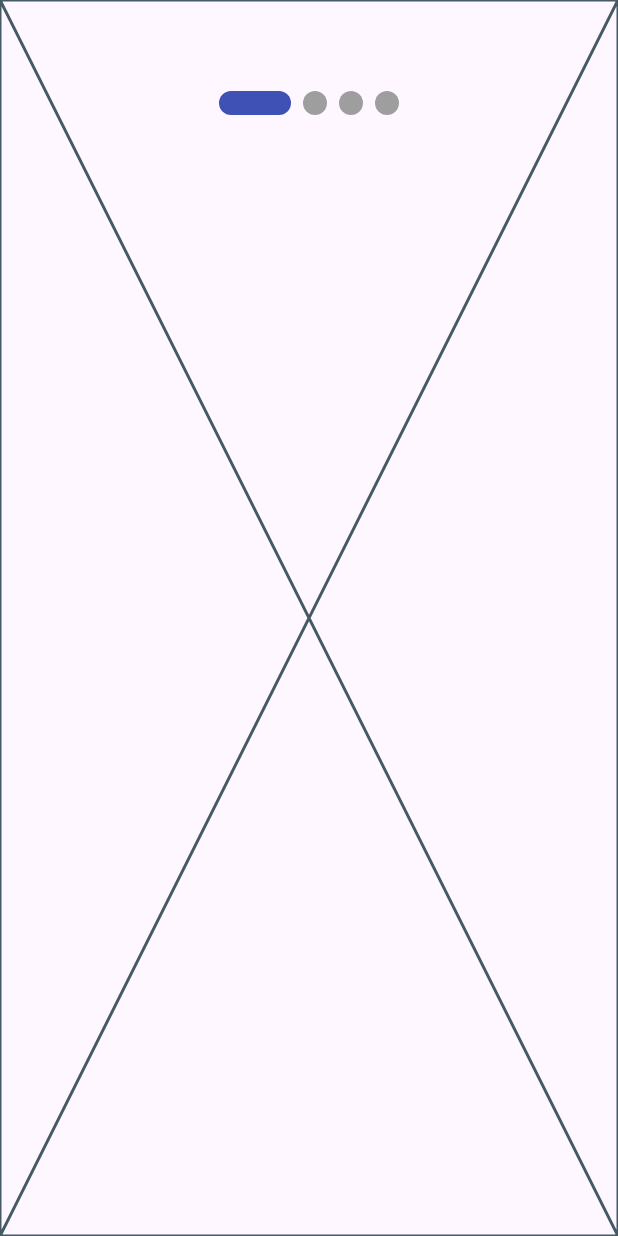
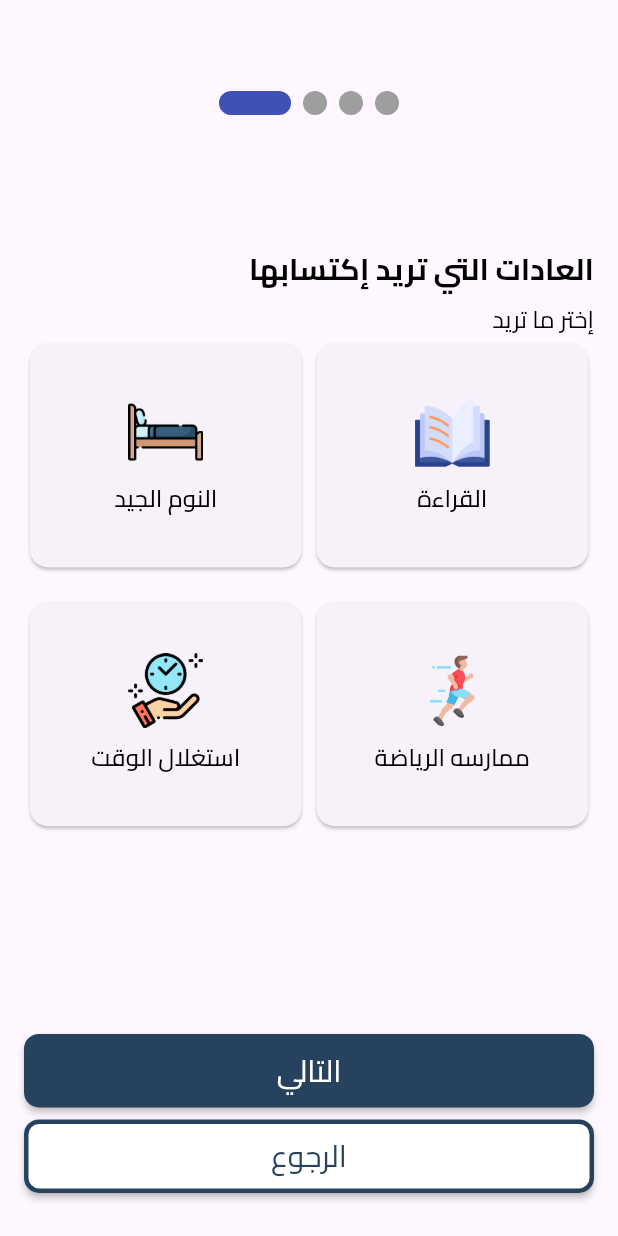
Before and after one commit to Waheed-Ashraf/Flutter-Registration-OnBoarding-UI, a Flutter app: the OnBoardingView screen opened directly, on a phone screen of 412 x 824 dp. Run offline on Flutter 3.47's test engine with Material 3 defaults, Android fonts, the phone set to English and light mode, and no system bars; drawn by our look-alikes of smooth_page_indicator; our stand-ins replace font_awesome_flutter, lottie.

Commit message:
onboarding page one

```diff
--- a/lib/Views/OnBoarding/onboarding_view.dart
+++ b/lib/Views/OnBoarding/onboarding_view.dart
@@ -1,5 +1,6 @@
 import 'package:flutter/material.dart';
 import 'package:smooth_page_indicator/smooth_page_indicator.dart';
+import 'package:worktest1/Core/widgets/custom_button.dart';
 import 'package:worktest1/Views/OnBoarding/widgets/onboarding_page_three.dart';
 import 'package:worktest1/Views/OnBoarding/widgets/onboarding_page_tow.dart';
 import 'package:worktest1/Views/OnBoarding/widgets/onboarding_pageone.dart';
@@ -32,6 +33,38 @@ class _OnBoardingViewState extends State<OnBoardingView> {
               effect: const ExpandingDotsEffect(), // your preferred effect
             ),
           ),
+        ),
+        Container(
+          alignment: const Alignment(0, .92),
+          child: Padding(
+            padding: const EdgeInsets.symmetric(horizontal: 16),
+            child: Column(
+              mainAxisSize: MainAxisSize.min,
+              children: [
+                CustomButton(
+                  text: "التالي",
+                  onPressed: () {
+                    controller.nextPage(
+                        duration: const Duration(microseconds: 800),
+                        curve: Curves.easeIn);
+                  },
+                ),
+                const SizedBox(
+                  height: 8,
+                ),
+                CustomButton(
+                  text: 'الرجوع',
+                  onPressed: () {
+                    controller.previousPage(
+                        duration: const Duration(microseconds: 800),
+                        curve: Curves.easeIn);
+                  },
+                  withBorder: true,
+                  color: Colors.white,
+                )
+              ],
+            ),
+          ),
         )
       ]),
     );
--- /dev/null
+++ b/lib/Views/OnBoarding/widgets/custom_onboarding_card.dart
@@ -0,0 +1,56 @@
+import 'package:flutter/material.dart';
+import 'package:worktest1/Core/utils/app_styles.dart';
+import 'package:worktest1/Core/utils/constent_colors.dart';
+
+class CustomOnBoardingCard extends StatefulWidget {
+  final String cardDescription;
+  final String cardImage;
+
+  const CustomOnBoardingCard(
+      {super.key, required this.cardDescription, required this.cardImage});
+
+  @override
+  State<CustomOnBoardingCard> createState() => _CustomOnBoardingCardState();
+}
+
+class _CustomOnBoardingCardState extends State<CustomOnBoardingCard> {
+  bool selected = true;
+
+  @override
+  Widget build(BuildContext context) {
+    return GestureDetector(
+      onTap: () {
+        setState(() {
+          selected = !selected;
+        });
+      },
+      child: Container(
+        // width: 150,
+        // height: 150,
+        decoration: BoxDecoration(
+          borderRadius: BorderRadius.circular(16),
+          color: selected ? Colors.transparent : primaryColor,
+        ),
+        child: Card(
+          child: Column(
+            mainAxisAlignment: MainAxisAlignment.center,
+            children: [
+              Image.asset(
+                widget.cardImage,
+                width: 50,
+                fit: BoxFit.contain,
+              ),
+              const SizedBox(
+                height: 8,
+              ),
+              Text(
+                widget.cardDescription,
+                style: AppStyles.styleMedium16,
+              )
+            ],
+          ),
+        ),
+      ),
+    );
+  }
+}
--- a/lib/Views/OnBoarding/widgets/onboarding_pageone.dart
+++ b/lib/Views/OnBoarding/widgets/onboarding_pageone.dart
@@ -1,10 +1,53 @@
+import 'package:flutter/cupertino.dart';
 import 'package:flutter/material.dart';
+import 'package:flutter/widgets.dart';
+import 'package:worktest1/Core/utils/app_styles.dart';
+import 'package:worktest1/Views/OnBoarding/widgets/custom_onboarding_card.dart';
+import 'package:worktest1/data/DataSource/datat_source.dart';
 
 class OnBoardingPageOne extends StatelessWidget {
   const OnBoardingPageOne({super.key});
 
   @override
   Widget build(BuildContext context) {
-    return const Placeholder();
+    return Padding(
+      padding: EdgeInsets.only(
+          left: 16, right: 16, top: MediaQuery.sizeOf(context).height * 0.2),
+      child: SingleChildScrollView(
+        child: Column(
+          crossAxisAlignment: CrossAxisAlignment.end,
+          children: [
+            Text(
+              "العادات التي تريد إكتسابها",
+              style: AppStyles.styleBold20,
+            ),
+            const SizedBox(
+              height: 8,
+            ),
+            Text(
+              "إختر ما تريد",
+              style: AppStyles.styleRegular16,
+            ),
+            SizedBox(
+              height: MediaQuery.of(context).size.height * .8,
+              child: GridView.builder(
+                  physics: const BouncingScrollPhysics(),
+                  gridDelegate: const SliverGridDelegateWithFixedCrossAxisCount(
+                    crossAxisCount: 2,
+                    crossAxisSpacing: 2,
+                    mainAxisSpacing: 15,
+                    childAspectRatio: 1.2,
+                  ),
+                  itemCount: gainHabitsCardsList.length,
+                  itemBuilder: (context, index) {
+                    return CustomOnBoardingCard(
+                        cardDescription: gainHabitsCardsList[index].description,
+                        cardImage: gainHabitsCardsList[index].image);
+                  }),
+            ),
+          ],
+        ),
+      ),
+    );
   }
 }
--- /dev/null
+++ b/lib/data/DataSource/datat_source.dart
@@ -0,0 +1,19 @@
+import 'package:worktest1/data/Models/onboardin_card_mode.dart';
+
+List<OnBoardingCardsModel> gainHabitsCardsList = [
+  OnBoardingCardsModel(
+      image: 'assets/images/bed.png', description: 'النوم الجيد'),
+  OnBoardingCardsModel(image: "assets/images/book.png", description: 'القراءة'),
+  OnBoardingCardsModel(
+      image: "assets/images/save-time.png", description: "استغلال الوقت"),
+  OnBoardingCardsModel(
+      image: "assets/images/training.png", description: 'ممارسه الرياضة'),
+];
+
+List<OnBoardingCardsModel> loseHabitsCardsList = [
+  OnBoardingCardsModel(
+      image: 'assets/images/sleep.png', description: 'النوم الزائد'),
+  OnBoardingCardsModel(
+      image: "assets/images/sedentary.png.png", description: 'تضيع الوقت'),
+  OnBoardingCardsModel(image: "assets/images/lazy.png", description: "الكسل"),
+];
--- /dev/null
+++ b/lib/data/Models/onboardin_card_mode.dart
@@ -0,0 +1,6 @@
+class OnBoardingCardsModel {
+  final String image;
+  final String description;
+
+  OnBoardingCardsModel({required this.image, required this.description});
+}
```
Also changed, not shown: assets/images/lazy.png (renamed from assets/images/sedentary (1).png).
